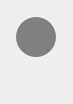
Before: the Qt Designer form howdyCoder/ui/qtUiFiles/progressButton.ui in rmallow/howdyCoder, drawn with Qt 5.
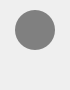
After: the same form once the commit is applied.

Commit message: fixing some issues with progress bar on new style

```diff
--- a/howdyCoder/ui/qtUiFiles/progressButton.ui
+++ b/howdyCoder/ui/qtUiFiles/progressButton.ui
@@ -6,8 +6,8 @@
    <rect>
     <x>0</x>
     <y>0</y>
-    <width>73</width>
-    <height>104</height>
+    <width>70</width>
+    <height>90</height>
    </rect>
   </property>
   <property name="sizePolicy">
@@ -16,6 +16,12 @@
     <verstretch>0</verstretch>
    </sizepolicy>
   </property>
+  <property name="maximumSize">
+   <size>
+    <width>400</width>
+    <height>200</height>
+   </size>
+  </property>
   <property name="windowTitle">
    <string>progressButton</string>
   </property>
@@ -41,8 +47,29 @@
       </sizepolicy>
      </property>
      <layout class="QHBoxLayout" name="horizontalLayout">
+      <property name="leftMargin">
+       <number>0</number>
+      </property>
+      <property name="topMargin">
+       <number>0</number>
+      </property>
+      <property name="rightMargin">
+       <number>0</number>
+      </property>
+      <property name="bottomMargin">
+       <number>0</number>
+      </property>
       <item>
        <widget class="QPushButton" name="button">
+        <property name="sizePolicy">
+         <sizepolicy hsizetype="Fixed" vsizetype="Fixed">
+          <horstretch>0</horstretch>
+          <verstretch>0</verstretch>
+         </sizepolicy>
+        </property>
+        <property name="toolTipDuration">
+         <number>0</number>
+        </property>
         <property name="styleSheet">
          <string notr="true"> background-color: gray;
  border-style: solid;
@@ -75,6 +102,9 @@
      <property name="alignment">
       <set>Qt::AlignCenter</set>
      </property>
+     <property name="wordWrap">
+      <bool>false</bool>
+     </property>
     </widget>
    </item>
   </layout>
```
The commit also changes 8 other files.
